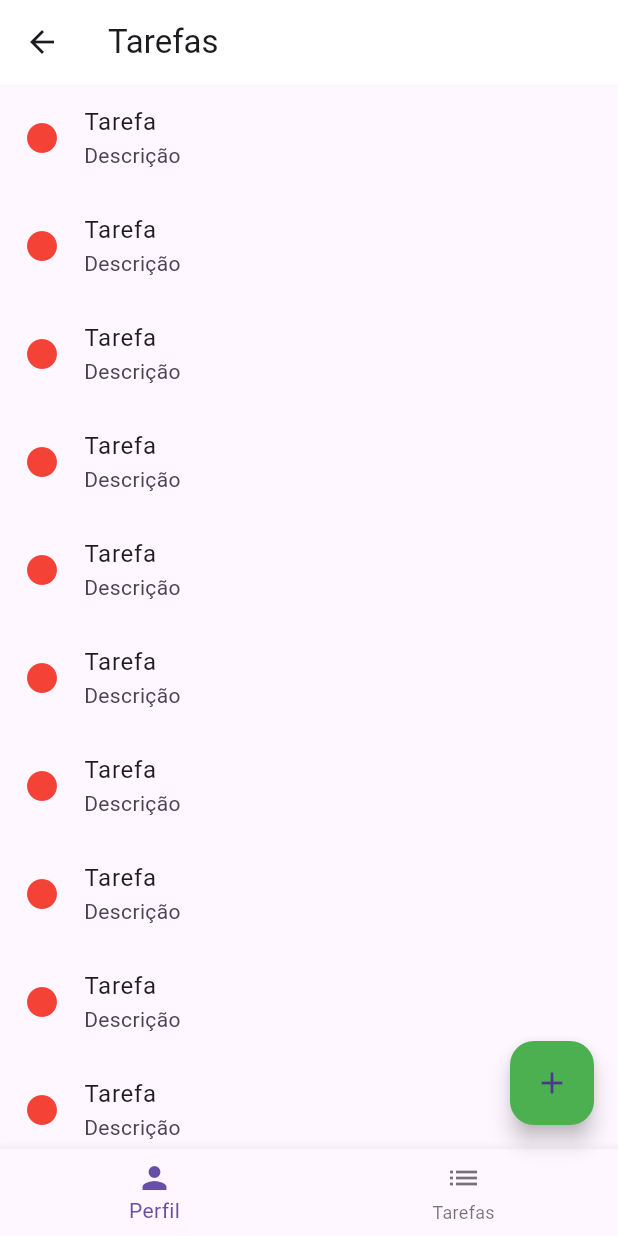
After one commit to SDarknightt/mobile-todo-app, a Flutter app: the HomeScreen screen opened by its route, after a tap on the "add" icon, on a phone screen of 412 x 824 dp. The commit adds this screen. Run offline on Flutter 3.47's test engine with Material 3 defaults, Android fonts, the phone set to English and light mode, and no system bars; our stand-ins replace shared_preferences; accounts and stored records are empty.

Commit message:
feat/fix: inicio implementação tela home / ajuste login - salvamento token após login

```diff
--- /dev/null
+++ b/lib/screens/home_screen.dart
@@ -0,0 +1,47 @@
+import 'package:flutter/material.dart';
+
+import '../services/auth_service.dart';
+
+class HomeScreen extends StatelessWidget {
+  final AuthService authService = AuthService();
+
+  @override
+  Widget build(BuildContext context) {
+    return Scaffold(
+      appBar: AppBar(
+        title: Text('Tarefas', textAlign: TextAlign.center),
+        backgroundColor: Colors.white,
+        elevation: 0,
+      ),
+      body: ListView.builder(
+        itemCount: 10,
+        itemBuilder: (context, index) {
+          return ListTile(
+            leading: Icon(Icons.circle, color: Colors.red),
+            title: Text('Tarefa'),
+            subtitle: Text('Descrição'),
+          );
+        },
+      ),
+      bottomNavigationBar: BottomNavigationBar(
+        items: const <BottomNavigationBarItem>[
+          BottomNavigationBarItem(
+            icon: Icon(Icons.person),
+            label: 'Perfil',
+          ),
+          BottomNavigationBarItem(
+            icon: Icon(Icons.list),
+            label: 'Tarefas',
+          ),
+        ],
+      ),
+      floatingActionButton: FloatingActionButton(
+        onPressed: () async {
+          await authService.printToken();
+        },
+        child: const Icon(Icons.add),
+        backgroundColor: Colors.green,
+      ),
+    );
+  }
+}
--- a/lib/services/auth_service.dart
+++ b/lib/services/auth_service.dart
@@ -1,8 +1,16 @@
 import 'dart:convert';
 import 'package:http/http.dart' as http;
+import 'package:shared_preferences/shared_preferences.dart';
 
 class AuthService {
   final String baseUrl = 'http://10.0.2.2:8080';
+
+  //para testar se o token realmente está sendo salvo
+  Future<void> printToken() async {
+    final prefs = await SharedPreferences.getInstance();
+    final token = prefs.getString('token');
+    print('Token: $token');
+  }
 
   Future<Map<String, dynamic>> login(String email, String password) async {
     final response = await http.post(
@@ -18,7 +26,10 @@ class AuthService {
     print('\n\n\nReceived response:\n ${response.body}\n\n');
 
     if (response.statusCode == 200) {
-      return jsonDecode(response.body);
+      final data = jsonDecode(response.body);
+      final prefs = await SharedPreferences.getInstance();
+      await prefs.setString('token', data['token']);
+      return data;
     } else {
       throw Exception('Failed to login');
     }
--- a/pubspec.yaml
+++ b/pubspec.yaml
@@ -31,7 +31,7 @@ dependencies:
   flutter:
     sdk: flutter
   http: ^0.13.3
-
+  shared_preferences: ^2.0.8
   # The following adds the Cupertino Icons font to your application.
   # Use with the CupertinoIcons class for iOS style icons.
   cupertino_icons: ^1.0.6
```
Also changed, not shown: lib/main.dart (+5 -3 lines), lib/screens/login_screen.dart (+9 -5 lines), lib/services/task_service.dart (added, +22 -0 lines), pubspec.lock.
